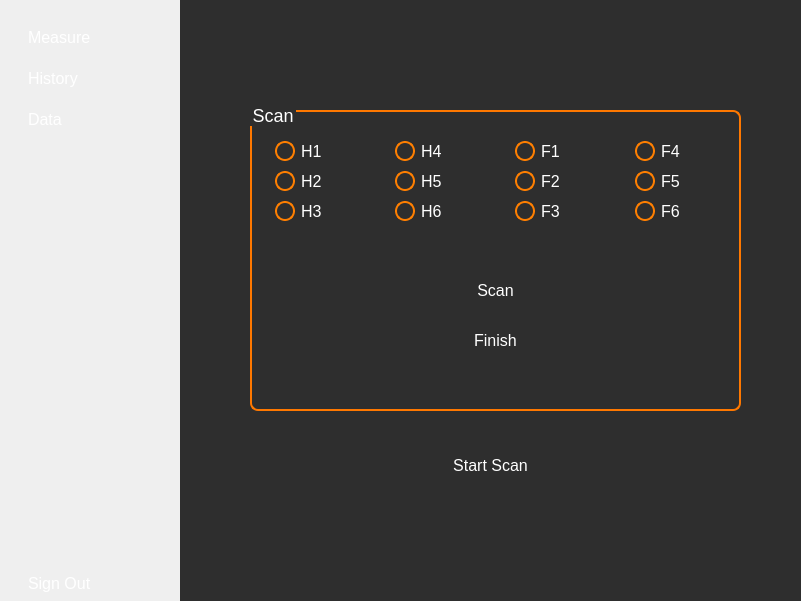
The window that appwidget.ui (ImKirihara/RaDoTechDemo) describes before a commit, drawn with Qt 5.
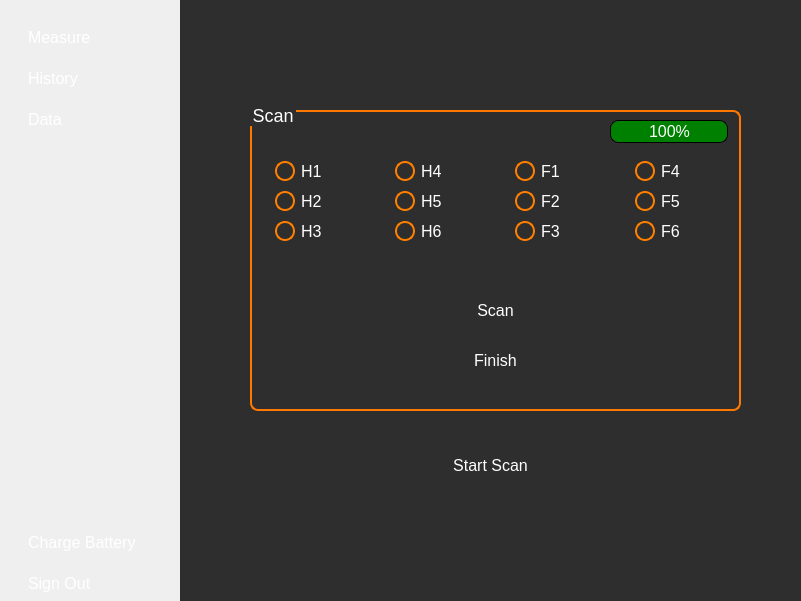
The same window after the commit. The open tabs and pages were chosen to show the change.

Commit message: battery implementation

```diff
--- a/appwidget.ui
+++ b/appwidget.ui
@@ -31,7 +31,7 @@
 }</string>
    </property>
    <property name="currentIndex">
-    <number>2</number>
+    <number>0</number>
    </property>
    <widget class="QWidget" name="homePage">
     <property name="styleSheet">
@@ -152,7 +152,7 @@
       <property name="geometry">
        <rect>
         <x>30</x>
-        <y>40</y>
+        <y>60</y>
         <width>106</width>
         <height>23</height>
        </rect>
@@ -165,7 +165,7 @@
       <property name="geometry">
        <rect>
         <x>30</x>
-        <y>70</y>
+        <y>90</y>
         <width>106</width>
         <height>23</height>
        </rect>
@@ -178,7 +178,7 @@
       <property name="geometry">
        <rect>
         <x>30</x>
-        <y>100</y>
+        <y>120</y>
         <width>106</width>
         <height>23</height>
        </rect>
@@ -191,7 +191,7 @@
       <property name="geometry">
        <rect>
         <x>150</x>
-        <y>40</y>
+        <y>60</y>
         <width>106</width>
         <height>23</height>
        </rect>
@@ -204,7 +204,7 @@
       <property name="geometry">
        <rect>
         <x>150</x>
-        <y>70</y>
+        <y>90</y>
         <width>106</width>
         <height>23</height>
        </rect>
@@ -217,7 +217,7 @@
       <property name="geometry">
        <rect>
         <x>150</x>
-        <y>100</y>
+        <y>120</y>
         <width>106</width>
         <height>23</height>
        </rect>
@@ -230,7 +230,7 @@
       <property name="geometry">
        <rect>
         <x>270</x>
-        <y>40</y>
+        <y>60</y>
         <width>106</width>
         <height>23</height>
        </rect>
@@ -243,7 +243,7 @@
       <property name="geometry">
        <rect>
         <x>270</x>
-        <y>70</y>
+        <y>90</y>
         <width>106</width>
         <height>23</height>
        </rect>
@@ -256,7 +256,7 @@
       <property name="geometry">
        <rect>
         <x>270</x>
-        <y>100</y>
+        <y>120</y>
         <width>106</width>
         <height>23</height>
        </rect>
@@ -269,7 +269,7 @@
       <property name="geometry">
        <rect>
         <x>390</x>
-        <y>40</y>
+        <y>60</y>
         <width>106</width>
         <height>23</height>
        </rect>
@@ -282,7 +282,7 @@
       <property name="geometry">
        <rect>
         <x>390</x>
-        <y>70</y>
+        <y>90</y>
         <width>106</width>
         <height>23</height>
        </rect>
@@ -295,7 +295,7 @@
       <property name="geometry">
        <rect>
         <x>390</x>
-        <y>100</y>
+        <y>120</y>
         <width>106</width>
         <height>23</height>
        </rect>
@@ -308,7 +308,7 @@
       <property name="geometry">
        <rect>
         <x>200</x>
-        <y>170</y>
+        <y>190</y>
         <width>111</width>
         <height>41</height>
        </rect>
@@ -321,7 +321,7 @@
       <property name="geometry">
        <rect>
         <x>200</x>
-        <y>220</y>
+        <y>240</y>
         <width>111</width>
         <height>41</height>
        </rect>
@@ -330,6 +330,35 @@
        <string>Finish</string>
       </property>
      </widget>
+     <widget class="QProgressBar" name="batteryBar">
+      <property name="geometry">
+       <rect>
+        <x>370</x>
+        <y>20</y>
+        <width>118</width>
+        <height>23</height>
+       </rect>
+      </property>
+      <property name="styleSheet">
+       <string notr="true">QProgressBar{
+	border: 1px solid black;
+	background: transparent;
+	border-radius: 8px;
+	text-align: center;
+	color: white;
+	font-size: 16px;
+	
+}
+
+QProgressBar::chunk{
+	background-color: green;
+	border-radius: 8px;
+}</string>
+      </property>
+      <property name="value">
+       <number>100</number>
+      </property>
+     </widget>
     </widget>
    </widget>
    <widget class="QWidget" name="historyPage">
@@ -919,6 +948,13 @@
       </property>
      </spacer>
     </item>
+    <item>
+     <widget class="QPushButton" name="chargeBatteryButton">
+      <property name="text">
+       <string>Charge Battery</string>
+      </property>
+     </widget>
+    </item>
     <item>
      <widget class="QPushButton" name="signOutButton">
       <property name="text">
```
The commit also changes 4 other files.
